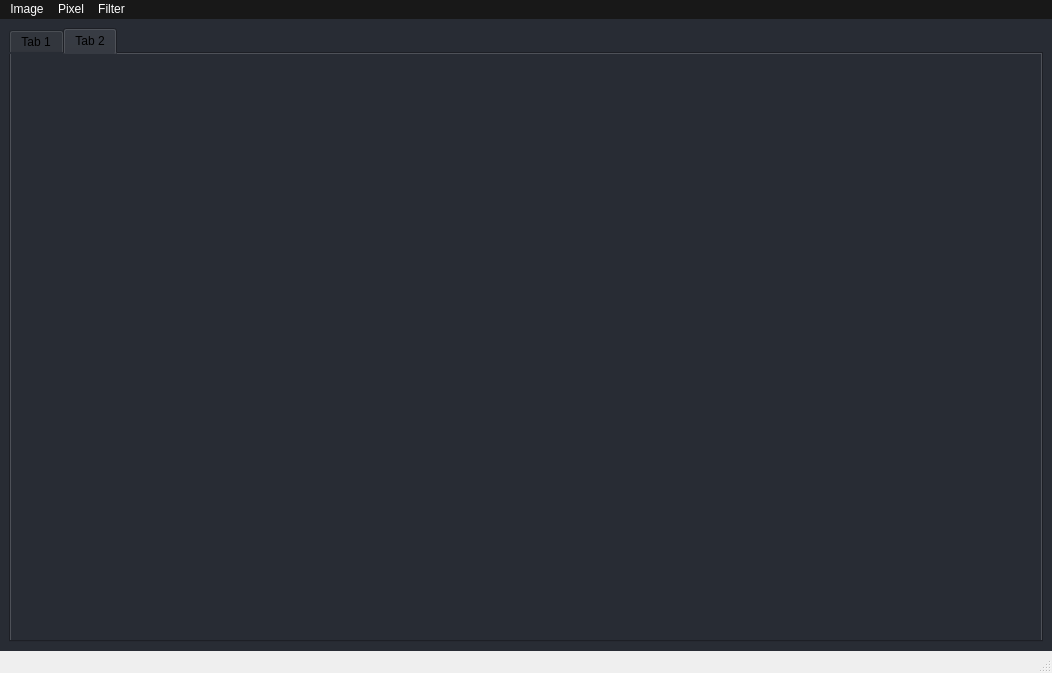
First picture: the form in TP0/GUI/gui2.ui, repository MatiMonaco/ATI_TPS, before the edit.
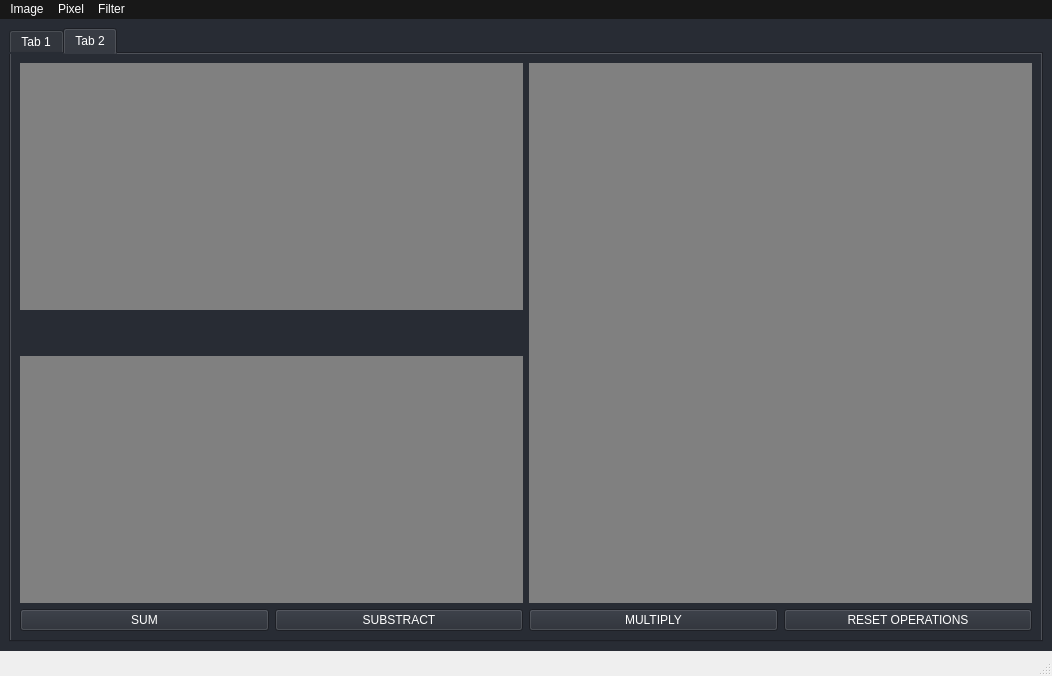
Second picture: the form after the edit.

Commit message: added operations layout

Patch:
```diff
--- a/TP0/GUI/gui2.ui
+++ b/TP0/GUI/gui2.ui
@@ -7,7 +7,7 @@
     <x>0</x>
     <y>0</y>
     <width>1052</width>
-    <height>673</height>
+    <height>676</height>
    </rect>
   </property>
   <property name="cursor">
@@ -51,6 +51,9 @@
    <layout class="QHBoxLayout" name="horizontalLayout_6">
     <item>
      <widget class="QTabWidget" name="tabWidget">
+      <property name="styleSheet">
+       <string notr="true">color:rgb(255, 255, 255)</string>
+      </property>
       <property name="currentIndex">
        <number>1</number>
       </property>
@@ -411,7 +414,110 @@
        <attribute name="title">
         <string>Tab 2</string>
        </attribute>
-       <layout class="QVBoxLayout" name="verticalLayout"/>
+       <layout class="QVBoxLayout" name="verticalLayout" stretch="8,2">
+        <item>
+         <layout class="QHBoxLayout" name="horizontalLayout_8">
+          <item>
+           <layout class="QVBoxLayout" name="verticalLayout_4" stretch="4,0,4">
+            <item>
+             <widget class="QLabel" name="lbl_operations_img1">
+              <property name="styleSheet">
+               <string notr="true">background-color: grey; 
+ </string>
+              </property>
+              <property name="text">
+               <string/>
+              </property>
+             </widget>
+            </item>
+            <item>
+             <spacer name="verticalSpacer">
+              <property name="orientation">
+               <enum>Qt::Vertical</enum>
+              </property>
+              <property name="sizeHint" stdset="0">
+               <size>
+                <width>20</width>
+                <height>40</height>
+               </size>
+              </property>
+             </spacer>
+            </item>
+            <item>
+             <widget class="QLabel" name="lbl_operations_img2">
+              <property name="styleSheet">
+               <string notr="true">background-color: grey; 
+ </string>
+              </property>
+              <property name="text">
+               <string/>
+              </property>
+             </widget>
+            </item>
+           </layout>
+          </item>
+          <item>
+           <widget class="QLabel" name="lbl_operations_new_img">
+            <property name="styleSheet">
+             <string notr="true">background-color: grey; 
+ </string>
+            </property>
+            <property name="text">
+             <string/>
+            </property>
+           </widget>
+          </item>
+         </layout>
+        </item>
+        <item>
+         <layout class="QHBoxLayout" name="horizontalLayout_5">
+          <item>
+           <layout class="QVBoxLayout" name="verticalLayout_5">
+            <item>
+             <layout class="QVBoxLayout" name="verticalLayout_6">
+              <item>
+               <widget class="QPushButton" name="btn_sum_imgs">
+                <property name="text">
+                 <string>SUM</string>
+                </property>
+               </widget>
+              </item>
+             </layout>
+            </item>
+           </layout>
+          </item>
+          <item>
+           <layout class="QVBoxLayout" name="verticalLayout_7">
+            <item>
+             <widget class="QPushButton" name="btn_substract_imgs">
+              <property name="text">
+               <string>SUBSTRACT</string>
+              </property>
+             </widget>
+            </item>
+           </layout>
+          </item>
+          <item>
+           <layout class="QVBoxLayout" name="verticalLayout_8">
+            <item>
+             <widget class="QPushButton" name="btn_multiply_imgs">
+              <property name="text">
+               <string>MULTIPLY</string>
+              </property>
+             </widget>
+            </item>
+           </layout>
+          </item>
+          <item>
+           <widget class="QPushButton" name="btn_reset_operations">
+            <property name="text">
+             <string>RESET OPERATIONS</string>
+            </property>
+           </widget>
+          </item>
+         </layout>
+        </item>
+       </layout>
       </widget>
      </widget>
     </item>
```
Left out of the diff: 2 changed lines with no effect on the pictures. The commit also changes 1 other file.
